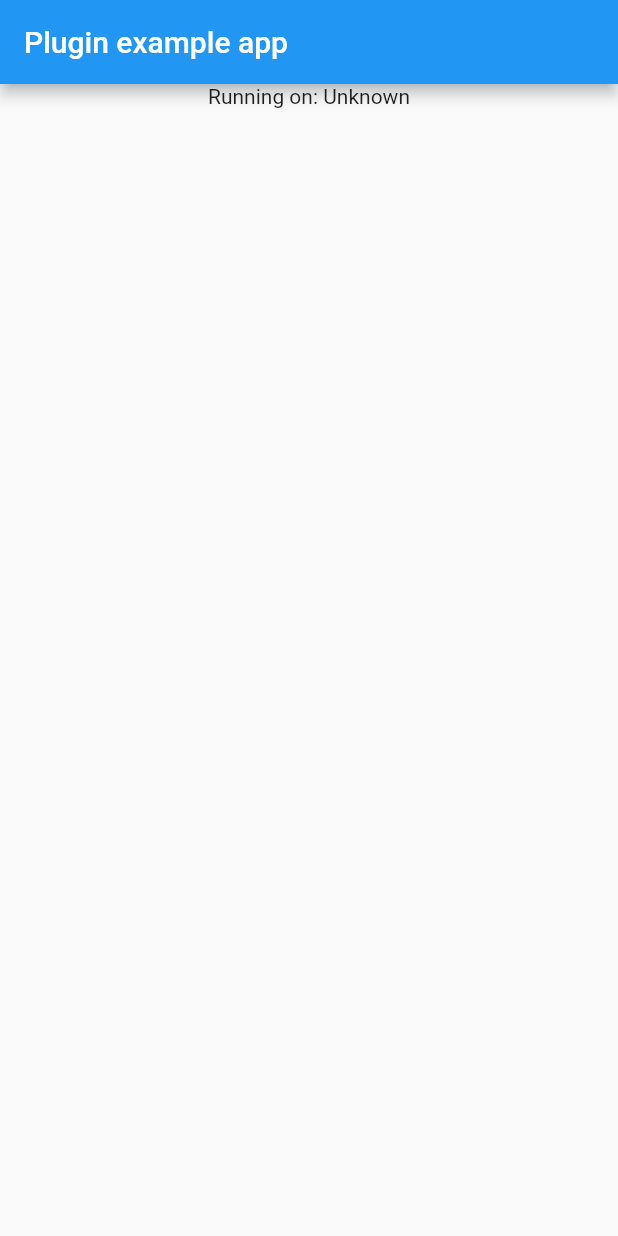
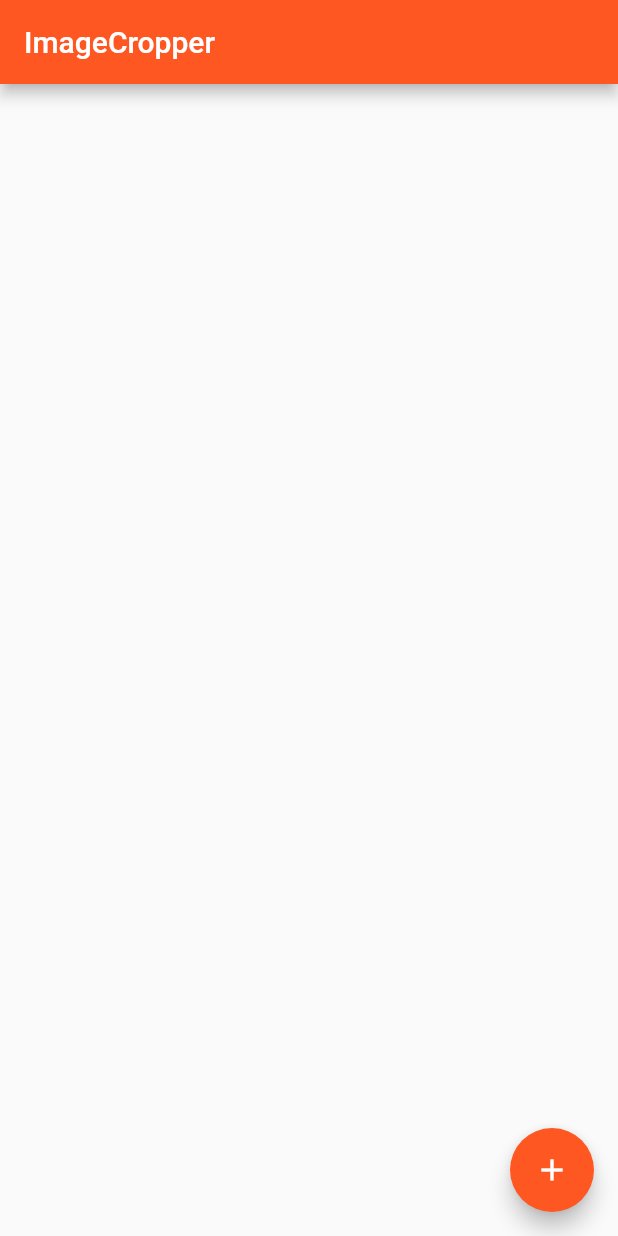
Before and after one commit to ethereal-developers/flutter-scanner-plugin, a Flutter app: the screen it shows after launch, on a phone screen of 412 x 824 dp. Run offline on Flutter 3.47's test engine with Material 2 defaults, Android fonts, the light colour scheme and no system bars; our stand-ins replace image_picker.

```diff
--- a/flutter_scanner_cropper/example/lib/main.dart
+++ b/flutter_scanner_cropper/example/lib/main.dart
@@ -1,64 +1,135 @@
 import 'package:flutter/material.dart';
 import 'dart:async';
+import 'dart:io';
 
-import 'package:flutter/services.dart';
-import 'package:flutter_scanner_cropper/flutter_scanner_cropper.dart';
+import 'package:image_cropper/image_cropper.dart';
+import 'package:image_picker/image_picker.dart';
 
-void main() {
-  runApp(MyApp());
+void main() => runApp(new MyApp());
+
+class MyApp extends StatelessWidget {
+  @override
+  Widget build(BuildContext context) {
+    return MaterialApp(
+      title: 'ImageCropper',
+      theme: ThemeData.light().copyWith(primaryColor: Colors.deepOrange),
+      home: MyHomePage(
+        title: 'ImageCropper',
+      ),
+    );
+  }
 }
 
-class MyApp extends StatefulWidget {
+class MyHomePage extends StatefulWidget {
+  final String title;
+
+  MyHomePage({this.title});
+
   @override
-  _MyAppState createState() => _MyAppState();
+  _MyHomePageState createState() => _MyHomePageState();
 }
 
-class _MyAppState extends State<MyApp> {
-  String _platformVersion = 'Unknown';
+enum AppState {
+  free,
+  picked,
+  cropped,
+}
+
+class _MyHomePageState extends State<MyHomePage> {
+  AppState state;
+  File imageFile;
 
   @override
   void initState() {
     super.initState();
-    initPlatformState();
-  }
-
-  // Platform messages are asynchronous, so we initialize in an async method.
-  Future<void> initPlatformState() async {
-    String platformVersion;
-    // Platform messages may fail, so we use a try/catch PlatformException.
-    try {
-      platformVersion = await FlutterScannerCropper.platformVersion;
-      String willItWork = await FlutterScannerCropper.testMethod;
-      print('Testing whether it will work: $willItWork');
-    } on PlatformException {
-      platformVersion = 'Failed to get platform version.';
-    }
-
-    // If the widget was removed from the tree while the asynchronous platform
-    // message was in flight, we want to discard the reply rather than calling
-    // setState to update our non-existent appearance.
-    if (!mounted) return;
-
-    setState(() {
-      _platformVersion = platformVersion;
-    });
+    state = AppState.free;
   }
 
   @override
   Widget build(BuildContext context) {
-    return MaterialApp(
-      home: Scaffold(
-        appBar: AppBar(
-          title: const Text('Plugin example app'),
-        ),
-        body: Column(
-          children: <Widget>[
-            Center(
-                  child: Text('Running on: $_platformVersion\n'),
-                ),
-          ],
-        ),
-        ),
+    return Scaffold(
+      appBar: AppBar(
+        title: Text(widget.title),
+      ),
+      body: Center(
+        child: imageFile != null ? Image.file(imageFile) : Container(),
+      ),
+      floatingActionButton: FloatingActionButton(
+        backgroundColor: Colors.deepOrange,
+        onPressed: () {
+          if (state == AppState.free)
+            _pickImage();
+          else if (state == AppState.picked)
+            _cropImage();
+          else if (state == AppState.cropped) _clearImage();
+        },
+        child: _buildButtonIcon(),
+      ),
     );
   }
+
+  Widget _buildButtonIcon() {
+    if (state == AppState.free)
+      return Icon(Icons.add);
+    else if (state == AppState.picked)
+      return Icon(Icons.crop);
+    else if (state == AppState.cropped)
+      return Icon(Icons.clear);
+    else
+      return Container();
+  }
+
+  Future<Null> _pickImage() async {
+    imageFile = await ImagePicker.pickImage(source: ImageSource.gallery);
+    if (imageFile != null) {
+      setState(() {
+        state = AppState.picked;
+      });
+    }
+  }
+
+  Future<Null> _cropImage() async {
+    File croppedFile = await ImageCropper.cropImage(
+        sourcePath: imageFile.path,
+        aspectRatioPresets: Platform.isAndroid
+            ? [
+                CropAspectRatioPreset.square,
+                CropAspectRatioPreset.ratio3x2,
+                CropAspectRatioPreset.original,
+                CropAspectRatioPreset.ratio4x3,
+                CropAspectRatioPreset.ratio16x9
+              ]
+            : [
+                CropAspectRatioPreset.original,
+                CropAspectRatioPreset.square,
+                CropAspectRatioPreset.ratio3x2,
+                CropAspectRatioPreset.ratio4x3,
+                CropAspectRatioPreset.ratio5x3,
+                CropAspectRatioPreset.ratio5x4,
+                CropAspectRatioPreset.ratio7x5,
+                CropAspectRatioPreset.ratio16x9
+              ],
+        androidUiSettings: AndroidUiSettings(
+            toolbarTitle: 'Cropper',
+            toolbarColor: Colors.deepOrange,
+            toolbarWidgetColor: Colors.white,
+            initAspectRatio: CropAspectRatioPreset.original,
+            lockAspectRatio: false),
+        iosUiSettings: IOSUiSettings(
+          title: 'Cropper',
+        ));
+    if (croppedFile != null) {
+      imageFile = croppedFile;
+      setState(() {
+        state = AppState.cropped;
+      });
+    }
+  }
+
+  void _clearImage() {
+    imageFile = null;
+    setState(() {
+      state = AppState.free;
+    });
+  }
 }
--- /dev/null
+++ b/flutter_scanner_cropper/lib/src/cropper.dart
@@ -0,0 +1,105 @@
+// Copyright 2013, the Dart project authors. All rights reserved.
+// Use of this source code is governed by a BSD-style license that can be
+// found in the LICENSE file.
+
+import 'dart:async';
+import 'dart:io';
+import 'package:flutter/material.dart';
+
+import 'package:flutter/services.dart';
+
+import 'options.dart';
+
+///
+/// A convenient class wraps all api functions of **ImageCropper** plugin
+///
+class ImageCropper {
+  static const MethodChannel _channel =
+      const MethodChannel('plugins.hunghd.vn/image_cropper');
+
+  ///
+  /// Launch cropper UI for an image.
+  ///
+  ///
+  /// **parameters:**
+  ///
+  /// * sourcePath: the absolute path of an image file.
+  ///
+  /// * maxWidth: maximum cropped image width.
+  ///
+  /// * maxHeight: maximum cropped image height.
+  ///
+  /// * aspectRatio: controls the aspect ratio of crop bounds. If this values is set,
+  /// the cropper is locked and user can't change the aspect ratio of crop bounds.
+  ///
+  /// * aspectRatioPresets: controls the list of aspect ratios in the crop menu view.
+  /// In Android, you can set the initialized aspect ratio when starting the cropper
+  /// by setting the value of [AndroidUiSettings.initAspectRatio]. Default is a list of
+  /// [CropAspectRatioPreset.original], [CropAspectRatioPreset.square],
+  /// [CropAspectRatioPreset.ratio3x2], [CropAspectRatioPreset.ratio4x3] and
+  /// [CropAspectRatioPreset.ratio16x9].
+  ///
+  /// * cropStyle: controls the style of crop bounds, it can be rectangle or
+  /// circle style (default is [CropStyle.rectangle]).
+  ///
+  /// * compressFormat: the format of result image, png or jpg (default is [ImageCompressFormat.jpg])
+  ///
+  /// * compressQuality: the value [0 - 100] to control the quality of image compression
+  ///
+  /// * androidUiSettings: controls UI customization on Android. See [AndroidUiSettings].
+  ///
+  /// * iosUiSettings: controls UI customization on iOS. See [IOSUiSettings].
+  ///
+  ///
+  /// **return:**
+  ///
+  /// A result file of the cropped image.
+  ///
+  /// Note: The result file is saved in NSTemporaryDirectory on iOS and application Cache directory
+  /// on Android, so it can be lost later, you are responsible for storing it somewhere
+  /// permanent (if needed).
+  ///
+  static Future<File> cropImage({
+    @required String sourcePath,
+    int maxWidth,
+    int maxHeight,
+    CropAspectRatio aspectRatio,
+    List<CropAspectRatioPreset> aspectRatioPresets = const [
+      CropAspectRatioPreset.original,
+      CropAspectRatioPreset.square,
+      CropAspectRatioPreset.ratio3x2,
+      CropAspectRatioPreset.ratio4x3,
+      CropAspectRatioPreset.ratio16x9
+    ],
+    CropStyle cropStyle = CropStyle.rectangle,
+    ImageCompressFormat compressFormat = ImageCompressFormat.jpg,
+    int compressQuality = 90,
+    AndroidUiSettings androidUiSettings,
+    IOSUiSettings iosUiSettings,
+  }) async {
+    assert(sourcePath != null);
+    assert(await File(sourcePath).exists());
+    assert(maxWidth == null || maxWidth > 0);
+    assert(maxHeight == null || maxHeight > 0);
+    assert(compressQuality >= 0 && compressQuality <= 100);
+
+    final arguments = <String, dynamic>{
+      'source_path': sourcePath,
+      'max_width': maxWidth,
+      'max_height': maxHeight,
+      'ratio_x': aspectRatio?.ratioX,
+      'ratio_y': aspectRatio?.ratioY,
+      'aspect_ratio_presets':
+          aspectRatioPresets.map<String>(aspectRatioPresetName).toList(),
+      'crop_style': cropStyleName(cropStyle),
+      'compress_format': compressFormatName(compressFormat),
+      'compress_quality': compressQuality,
+    }
+      ..addAll(androidUiSettings?.toMap() ?? {})
+      ..addAll(iosUiSettings?.toMap() ?? {});
+
+    final String resultPath =
+        await _channel.invokeMethod('cropImage', arguments);
+    return resultPath == null ? null : new File(resultPath);
+  }
+}
--- /dev/null
+++ b/flutter_scanner_cropper/lib/src/options.dart
@@ -0,0 +1,331 @@
+// Copyright 2013, the Dart project authors. All rights reserved.
+// Use of this source code is governed by a BSD-style license that can be
+// found in the LICENSE file.
+
+import 'package:flutter/widgets.dart';
+import 'utils.dart';
+
+///
+/// A set of preset values can be used to setup the menu of crop aspect ratio
+/// options in the cropper view.
+///
+enum CropAspectRatioPreset {
+  original,
+  square,
+  ratio3x2,
+  ratio5x3,
+  ratio4x3,
+  ratio5x4,
+  ratio7x5,
+  ratio16x9
+}
+
+///
+/// Crop style options. There're two supported styles, rectangle and circle.
+/// These style will changes the shape of crop bounds, rectangle or circle bounds.
+///
+enum CropStyle { rectangle, circle }
+
+///
+/// Supported image compression formats
+///
+enum ImageCompressFormat { jpg, png }
+
+class CropAspectRatio {
+  final double ratioX;
+  final double ratioY;
+
+  const CropAspectRatio({@required this.ratioX, @required this.ratioY})
+      : assert(
+            ratioX != null && ratioY != null && ratioX > 0.0 && ratioY > 0.0);
+
+  @override
+  int get hashCode => ratioX.hashCode ^ ratioY.hashCode;
+
+  @override
+  bool operator ==(other) =>
+      identical(this, other) ||
+      other is CropAspectRatio &&
+          this.ratioX == other.ratioX &&
+          this.ratioY == other.ratioY;
+}
+
+///
+/// A helper class provides properties that can be used to customize the cropper
+/// view on Android.
+///
+/// The properties is mapped to fields of `Ucrop.Options` class in Ucrop library.
+///
+/// See: <https://github.com/Yalantis/uCrop/blob/master/ucrop/src/main/java/com/yalantis/ucrop/UCrop.java#L260>
+///
+class AndroidUiSettings {
+  /// desired text for Toolbar title
+  final String toolbarTitle;
+
+  /// desired color of the Toolbar
+  final Color toolbarColor;
+
+  /// desired color of status
+  final Color statusBarColor;
+
+  /// desired color of Toolbar text and buttons (default is darker orange)
+  final Color toolbarWidgetColor;
+
+  /// desired background color that should be applied to the root view
+  final Color backgroundColor;
+
+  /// desired resolved color of the active and selected widget and progress wheel middle line (default is white)
+  final Color activeControlsWidgetColor;
+
+  /// desired color of dimmed area around the crop bounds
+  final Color dimmedLayerColor;
+
+  /// desired color of crop frame
+  final Color cropFrameColor;
+
+  /// desired color of crop grid/guidelines
+  final Color cropGridColor;
+
+  /// desired width of crop frame line in pixels
+  final int cropFrameStrokeWidth;
+
+  /// crop grid rows count
+  final int cropGridRowCount;
+
+  /// crop grid columns count
+  final int cropGridColumnCount;
+
+  /// desired width of crop grid lines in pixels
+  final int cropGridStrokeWidth;
+
+  /// set to true if you want to see a crop grid/guidelines on top of an image
+  final bool showCropGrid;
+
+  /// set to true if you want to lock the aspect ratio of crop bounds with a fixed value
+  /// (locked by default)
+  final bool lockAspectRatio;
+
+  /// set to true to hide the bottom controls (shown by default)
+  final bool hideBottomControls;
+
+  /// desired aspect ratio is applied (from the list of given aspect ratio presets)
+  /// when starting the cropper
+  final CropAspectRatioPreset initAspectRatio;
+
+  const AndroidUiSettings(
+      {this.toolbarTitle,
+      this.toolbarColor,
+      this.statusBarColor,
+      this.toolbarWidgetColor,
+      this.backgroundColor,
+      this.activeControlsWidgetColor,
+      this.dimmedLayerColor,
+      this.cropFrameColor,
+      this.cropGridColor,
+      this.cropFrameStrokeWidth,
+      this.cropGridRowCount,
+      this.cropGridColumnCount,
+      this.cropGridStrokeWidth,
+      this.showCropGrid,
+      this.lockAspectRatio,
+      this.hideBottomControls,
+      this.initAspectRatio});
+
+  Map<String, dynamic> toMap() => {
+        'android.toolbar_title': this.toolbarTitle,
+        'android.toolbar_color': int32(this.toolbarColor?.value),
+        'android.statusbar_color': int32(this.statusBarColor?.value),
+        'android.toolbar_widget_color': int32(this.toolbarWidgetColor?.value),
+        'android.background_color': int32(this.backgroundColor?.value),
+        'android.active_controls_widget_color':
+            int32(this.activeControlsWidgetColor?.value),
+        'android.dimmed_layer_color': int32(this.dimmedLayerColor?.value),
+        'android.crop_frame_color': int32(this.cropFrameColor?.value),
+        'android.crop_grid_color': int32(this.cropGridColor?.value),
+        'android.crop_frame_stroke_width': this.cropFrameStrokeWidth,
+        'android.crop_grid_row_count': this.cropGridRowCount,
+        'android.crop_grid_column_count': this.cropGridColumnCount,
+        'android.crop_grid_stroke_width': this.cropGridStrokeWidth,
+        'android.show_crop_grid': this.showCropGrid,
+        'android.lock_aspect_ratio': this.lockAspectRatio,
+        'android.hide_bottom_controls': this.hideBottomControls,
+        'android.init_aspect_ratio':
+            aspectRatioPresetName(this.initAspectRatio),
+      };
+}
+
+///
+/// A helper class provides properties that can be used to customize the cropper
+/// view on iOS.
+///
+/// The properties is mapped to properties of `TOCropViewController` class in
+/// TOCropViewController library.
+///
+/// See: <https://github.com/TimOliver/TOCropViewController/blob/master/Objective-C/TOCropViewController/TOCropViewController.h>
+///
+class IOSUiSettings {
+  /// The minimum croping aspect ratio. If set, user is prevented from setting
+  /// cropping rectangle to lower aspect ratio than defined by the parameter.
+  final double minimumAspectRatio;
+
+  /// The initial rect of cropping.
+  final double rectX;
+  final double rectY;
+  final double rectWidth;
+  final double rectHeight;
+
+  /// If true, when the user hits 'Done', a UIActivityController will appear
+  /// before the view controller ends.
+  final bool showActivitySheetOnDone;
+
+  /// Shows a confirmation dialog when the user hits 'Cancel' and there are pending changes.
+  /// (default is false)
+  final bool showCancelConfirmationDialog;
+
+  /// When disabled, an additional rotation button that rotates the canvas in
+  /// 90-degree segments in a clockwise direction is shown in the toolbar.
+  /// (default is false)
+  final bool rotateClockwiseButtonHidden;
+
+  /// If this controller is embedded in UINavigationController its navigation bar
+  /// is hidden by default. Set this property to false to show the navigation bar.
+  /// This must be set before this controller is presented.
+  final bool hidesNavigationBar;
+
+  /// When enabled, hides the rotation button, as well as the alternative rotation
+  /// button visible when `showClockwiseRotationButton` is set to YES.
+  /// (default is false)
+  final bool rotateButtonsHidden;
+
+  /// When enabled, hides the 'Reset' button on the toolbar.
+  /// (default is false)
+  final bool resetButtonHidden;
+
+  /// When enabled, hides the 'Aspect Ratio Picker' button on the toolbar.
+  /// (default is false)
+  final bool aspectRatioPickerButtonHidden;
+
+  /// If true, tapping the reset button will also reset the aspect ratio back to the image
+  /// default ratio. Otherwise, the reset will just zoom out to the current aspect ratio.
+  ///
+  /// If this is set to false, and `aspectRatioLockEnabled` is set to true, then the aspect ratio
+  /// button will automatically be hidden from the toolbar.
+  ///
+  /// (default is true)
+  final bool resetAspectRatioEnabled;
+
+  /// If true, a custom aspect ratio is set, and the aspectRatioLockEnabled is set to true, the crop box
+  /// will swap it's dimensions depending on portrait or landscape sized images.
+  /// This value also controls whether the dimensions can swap when the image is rotated.
+  ///
+  /// (default is false)
+  final bool aspectRatioLockDimensionSwapEnabled;
+
+  /// If true, while it can still be resized, the crop box will be locked to its current aspect ratio.
+  ///
+  /// If this is set to true, and `resetAspectRatioEnabled` is set to false, then the aspect ratio
+  /// button will automatically be hidden from the toolbar.
+  ///
+  /// (default is false)
+  final bool aspectRatioLockEnabled;
+
+  /// Title text that appears at the top of the view controller.
+  final String title;
+
+  /// Title for the 'Done' button.
+  /// Setting this will override the Default which is a localized string for "Done".
+  final String doneButtonTitle;
+
+  /// Title for the 'Cancel' button.
+  /// Setting this will override the Default which is a localized string for "Cancel".
+  final String cancelButtonTitle;
+
+  const IOSUiSettings(
+      {this.minimumAspectRatio,
+      this.rectX,
+      this.rectY,
+      this.rectWidth,
+      this.rectHeight,
+      this.showActivitySheetOnDone,
+      this.showCancelConfirmationDialog,
+      this.rotateClockwiseButtonHidden,
+      this.hidesNavigationBar,
+      this.rotateButtonsHidden,
+      this.resetButtonHidden,
+      this.aspectRatioPickerButtonHidden,
+      this.resetAspectRatioEnabled,
+      this.aspectRatioLockDimensionSwapEnabled,
+      this.aspectRatioLockEnabled,
+      this.title,
+      this.doneButtonTitle,
+      this.cancelButtonTitle});
+
+  Map<String, dynamic> toMap() => {
+        'ios.minimum_aspect_ratio': this.minimumAspectRatio,
+        'ios.rect_x': this.rectX,
+        'ios.rect_y': this.rectY,
+        'ios.rect_width': this.rectWidth,
+        'ios.rect_height': this.rectHeight,
+        'ios.show_activity_sheet_on_done': this.showActivitySheetOnDone,
+        'ios.show_cancel_confirmation_dialog':
+            this.showCancelConfirmationDialog,
+        'ios.rotate_clockwise_button_hidden': this.rotateClockwiseButtonHidden,
+        'ios.hides_navigation_bar': this.hidesNavigationBar,
+        'ios.rotate_button_hidden': this.rotateButtonsHidden,
+        'ios.reset_button_hidden': this.resetButtonHidden,
+        'ios.aspect_ratio_picker_button_hidden':
+            this.aspectRatioPickerButtonHidden,
+        'ios.reset_aspect_ratio_enabled': this.resetAspectRatioEnabled,
+        'ios.aspect_ratio_lock_dimension_swap_enabled':
+            this.aspectRatioLockDimensionSwapEnabled,
+        'ios.aspect_ratio_lock_enabled': this.aspectRatioLockEnabled,
+        'ios.title': this.title,
+        'ios.done_button_title': this.doneButtonTitle,
+        'ios.cancel_button_title': this.cancelButtonTitle,
+      };
+}
+
+String aspectRatioPresetName(CropAspectRatioPreset preset) {
+  switch (preset) {
+    case CropAspectRatioPreset.original:
+      return 'original';
+    case CropAspectRatioPreset.square:
+      return 'square';
+    case CropAspectRatioPreset.ratio3x2:
+      return '3x2';
+    case CropAspectRatioPreset.ratio4x3:
+      return '4x3';
+    case CropAspectRatioPreset.ratio5x3:
+      return '5x3';
+    case CropAspectRatioPreset.ratio5x4:
+      return '5x4';
+    case CropAspectRatioPreset.ratio7x5:
+      return '7x5';
+    case CropAspectRatioPreset.ratio16x9:
+      return '16x9';
+    default:
+      return 'original';
+  }
+}
+
+String cropStyleName(CropStyle style) {
+  switch (style) {
+    case CropStyle.rectangle:
+      return 'rectangle';
+    case CropStyle.circle:
+      return 'circle';
+    default:
+      return 'rectangle';
+  }
+}
+
+String compressFormatName(ImageCompressFormat format) {
+  switch (format) {
+    case ImageCompressFormat.jpg:
+      return 'jpg';
+    case ImageCompressFormat.png:
+      return 'png';
+    default:
+      return 'jpg';
+  }
+}
```
Also changed, not shown: flutter_scanner_cropper/example/pubspec.yaml (+20 -22 lines), flutter_scanner_cropper/lib/image_cropper.dart (added, +16 -0 lines), flutter_scanner_cropper/lib/src/utils.dart (added, +21 -0 lines), flutter_scanner_cropper/pubspec.yaml (+10 -56 lines), 47 other files.
